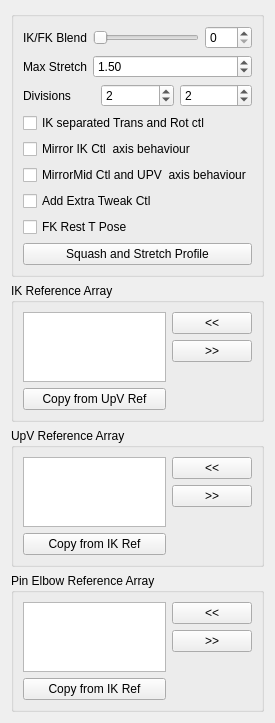
The window that release/scripts/mgear/shifter_epic_components/EPIC_mannequin_arm_01/settingsUI.ui (mgear-dev/mgear4) describes before a commit, drawn with Qt 5.
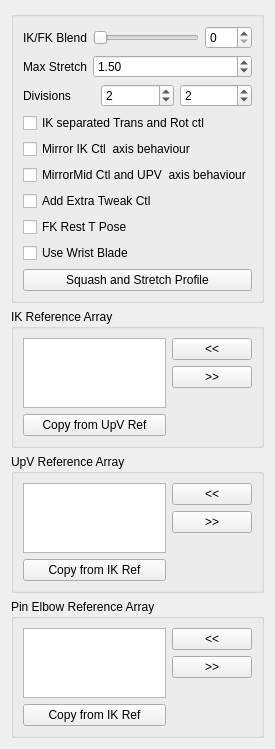
The same window after the commit.

Commit message: Shifter EPIC arm optional blade for arm and mannequin arm #46

What changed in the file:
```diff
--- a/release/scripts/mgear/shifter_epic_components/EPIC_mannequin_arm_01/settingsUI.ui
+++ b/release/scripts/mgear/shifter_epic_components/EPIC_mannequin_arm_01/settingsUI.ui
@@ -7,7 +7,7 @@
     <x>0</x>
     <y>0</y>
     <width>242</width>
-    <height>699</height>
+    <height>722</height>
    </rect>
   </property>
   <property name="windowTitle">
@@ -194,6 +194,22 @@
           </property>
          </widget>
         </item>
+        <item>
+         <widget class="QCheckBox" name="useBlade_checkBox">
+          <property name="toolTip">
+           <string extracomment="This option set the axis of the mid CTL (elbow) and the up vector control to move in a mirror behaviour ">&lt;html&gt;&lt;head/&gt;&lt;body&gt;&lt;p&gt;If checked, the Rest pose for  FK controls will be in T Pose&lt;/p&gt;&lt;/body&gt;&lt;/html&gt;</string>
+          </property>
+          <property name="statusTip">
+           <string extracomment="This option set the axis of the mid CTL (elbow) and the up vector control to move in a mirror behaviour ">This option set the axis of the mid CTL (elbow) and the up vector control to move in a mirror behaviour </string>
+          </property>
+          <property name="whatsThis">
+           <string>This option set the axis of the mid CTL (elbow) and the up vector control to move in a mirror behaviour </string>
+          </property>
+          <property name="text">
+           <string>Use Wrist Blade</string>
+          </property>
+         </widget>
+        </item>
         <item>
          <layout class="QHBoxLayout" name="horizontalLayout_2">
           <item>
```
The commit also changes 7 other files.
